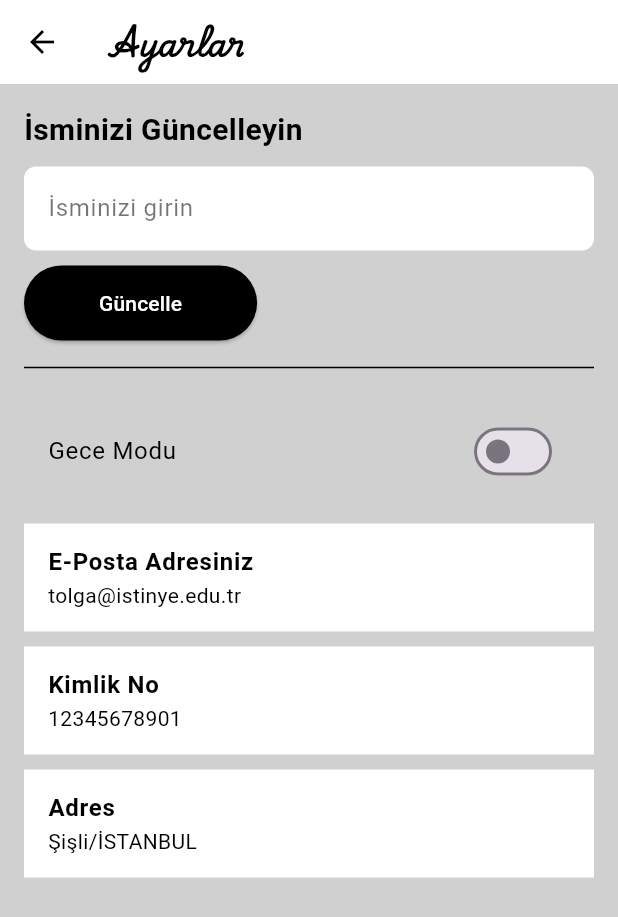
After one commit to tollgaa/SparkPay-Flutter, a Flutter app: the SettingsScreen screen opened by its route, on a phone screen of 412 x 824 dp. The commit adds this screen. Shown: the top 917 px of the screen. Run offline on Flutter 3.47's test engine with Material 3 defaults, Android fonts, the phone set to English and light mode, and no system bars; our stand-ins replace go_router; Roboto replaces fonts that are missing (Montserrat).

Commit message:
Update
-Ayarlar sayfası eklendi.
-Bize ulaşın pop-up sayfası eklendi.

```diff
--- a/lib/core/routes.dart
+++ b/lib/core/routes.dart
@@ -5,6 +5,7 @@ import 'package:sparkpay/screens/search_screen.dart';
 import 'package:sparkpay/screens/register_screen.dart';
 import '../screens/login_screen.dart';
 import '../screens/home_screen.dart';
+import '../screens/settings_screen.dart';
 
 final router = GoRouter(
   initialLocation: '/login',
@@ -33,5 +34,9 @@ final router = GoRouter(
       path: '/register',
       builder: (context, state) => const RegisterScreen(),
     ),
+    GoRoute(
+      path: '/settings',
+      builder: (context, state) => const SettingsScreen(),
+    ),
   ],
 );
--- /dev/null
+++ b/lib/core/user_provider.dart
@@ -0,0 +1,12 @@
+import 'package:flutter/material.dart';
+
+class UserProvider with ChangeNotifier {
+  String _name = "Tolga";
+
+  String get name => _name;
+
+  void updateName(String newName) {
+    _name = newName;
+    notifyListeners();
+  }
+}
--- /dev/null
+++ b/lib/screens/settings_screen.dart
@@ -0,0 +1,165 @@
+import 'package:flutter/material.dart';
+import 'package:provider/provider.dart';
+import 'package:go_router/go_router.dart';
+import '../core/theme_provider.dart';
+import '../core/user_provider.dart';
+
+class SettingsScreen extends StatelessWidget {
+  const SettingsScreen({super.key});
+
+  @override
+  Widget build(BuildContext context) {
+    final themeProvider = Provider.of<ThemeProvider>(context);
+    final userProvider = Provider.of<UserProvider>(context);
+    TextEditingController nameController = TextEditingController();
+
+    return Scaffold(
+      appBar: AppBar(
+        title: const Text(
+          'Ayarlar',
+          style: TextStyle(fontFamily: 'Playwrite India'),
+        ),
+        backgroundColor: themeProvider.isDarkMode ? Colors.black : Colors.white,
+        iconTheme: IconThemeData(
+          color: themeProvider.isDarkMode ? Colors.white : Colors.black,
+        ),
+        leading: IconButton(
+          icon: Icon(
+            Icons.arrow_back,
+            color: themeProvider.isDarkMode ? Colors.white : Colors.black,
+          ),
+          onPressed: () {
+            print("Geri butonuna basıldı!");
+            context.go('/profile');
+          },
+        ),
+      ),
+      backgroundColor: themeProvider.isDarkMode ? Colors.black : const Color(0xFFD0D0D0),
+      body: Padding(
+        padding: const EdgeInsets.all(16.0),
+        child: Column(
+          crossAxisAlignment: CrossAxisAlignment.start,
+          children: [
+            Text(
+              'İsminizi Güncelleyin',
+              style: TextStyle(
+                fontSize: 20,
+                fontWeight: FontWeight.bold,
+                color: themeProvider.isDarkMode ? Colors.white : Colors.black,
+              ),
+            ),
+            const SizedBox(height: 10),
+            TextField(
+              controller: nameController,
+              style: TextStyle(
+                color: themeProvider.isDarkMode ? Colors.white : Colors.black,
+              ),
+              decoration: InputDecoration(
+                hintText: 'İsminizi girin',
+                hintStyle: TextStyle(
+                  color: themeProvider.isDarkMode ? Colors.white54 : Colors.black54,
+                ),
+                filled: true,
+                fillColor: themeProvider.isDarkMode ? Colors.grey[850] : Colors.white,
+                border: OutlineInputBorder(
+                  borderRadius: BorderRadius.circular(8),
+                  borderSide: BorderSide.none,
+                ),
+              ),
+            ),
+            const SizedBox(height: 10),
+            ElevatedButton(
+              style: ElevatedButton.styleFrom(
+                backgroundColor: themeProvider.isDarkMode
+                    ? Colors.grey[700]
+                    : Colors.black,
+                padding: const EdgeInsets.symmetric(horizontal: 50, vertical: 15),
+              ),
+              onPressed: () {
+                String updatedName = nameController.text;
+                userProvider.updateName(updatedName);
+                ScaffoldMessenger.of(context).showSnackBar(
+                  const SnackBar(
+                    content: Text('İsim güncellendi'),
+                    duration: Duration(seconds: 2),
+                  ),
+                );
+                context.go('/profile');
+              },
+              child: const Text('Güncelle', style: TextStyle(color: Colors.white)),
+            ),
+            const SizedBox(height: 10),
+            Divider(color: themeProvider.isDarkMode ? Colors.white : Colors.black),
+            const SizedBox(height: 20),
+            ListTile(
+              title: Text(
+                'Gece Modu',
+                style: TextStyle(
+                  color: themeProvider.isDarkMode ? Colors.white : Colors.black,
+                  fontSize: 16,
+                ),
+              ),
+              trailing: Switch(
+                value: themeProvider.isDarkMode,
+                onChanged: (value) {
+                  themeProvider.toggleTheme();
+                },
+              ),
+            ),
+            const SizedBox(height: 20),
+            ListTile(
+              title: Text(
+                'E-Posta Adresiniz',
+                style: TextStyle(
+                  fontWeight: FontWeight.bold,
+                  color: themeProvider.isDarkMode ? Colors.white : Colors.black,
+                ),
+              ),
+              subtitle: Text(
+                'tolga@istinye.edu.tr',
+                style: TextStyle(
+                  color: themeProvider.isDarkMode ? Colors.white : Colors.black,
+                ),
+              ),
+              tileColor: themeProvider.isDarkMode ? Colors.grey[850] : Colors.white,
+            ),
+            const SizedBox(height: 10),
+            ListTile(
+              title: Text(
+                'Kimlik No',
+                style: TextStyle(
+                  fontWeight: FontWeight.bold,
+                  color: themeProvider.isDarkMode ? Colors.white : Colors.black,
+                ),
+              ),
+              subtitle: Text(
+                '12345678901',
+                style: TextStyle(
+                  color: themeProvider.isDarkMode ? Colors.white : Colors.black,
+                ),
+              ),
+              tileColor: themeProvider.isDarkMode ? Colors.grey[850] : Colors.white,
+            ),
+            const SizedBox(height: 10),
+            ListTile(
+              title: Text(
+                'Adres',
+                style: TextStyle(
+                  fontWeight: FontWeight.bold,
+                  color: themeProvider.isDarkMode ? Colors.white : Colors.black,
+                ),
+              ),
+              subtitle: Text(
+                'Şişli/İSTANBUL',
+                style: TextStyle(
+                  color: themeProvider.isDarkMode ? Colors.white : Colors.black,
+                ),
+              ),
+              tileColor: themeProvider.isDarkMode ? Colors.grey[850] : Colors.white,
+            ),
+          ],
+        ),
+      ),
+    );
+  }
+}
```
Also changed, not shown: lib/main.dart (+8 -3 lines), lib/screens/profile_screen.dart (+118 -3 lines).
